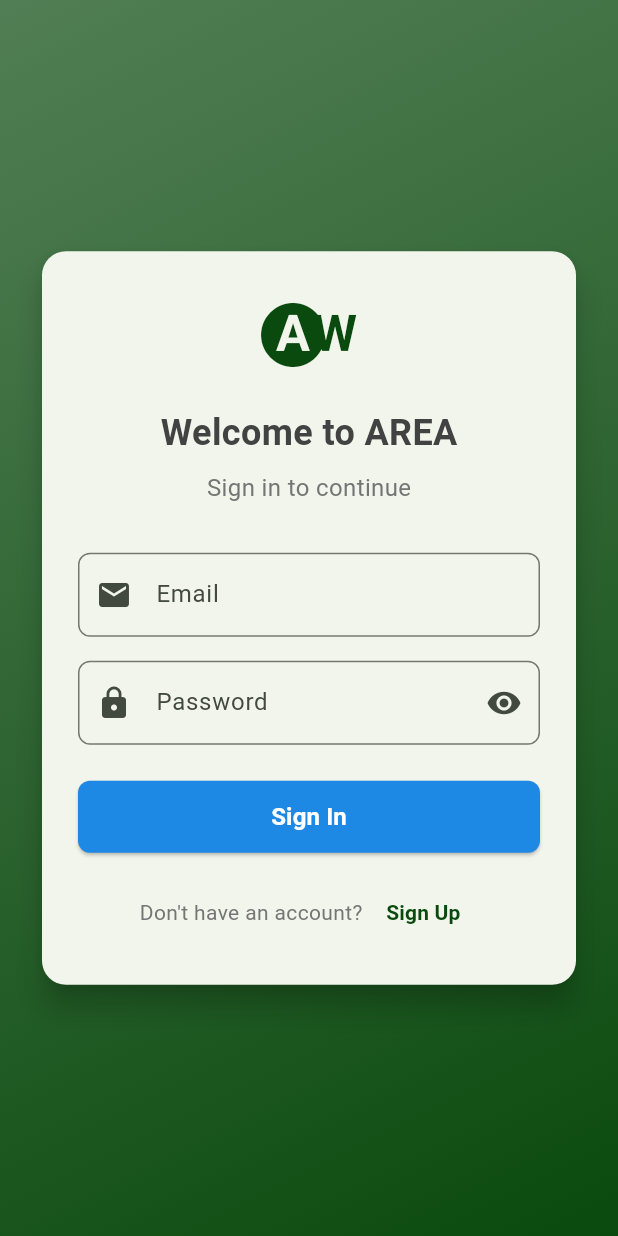
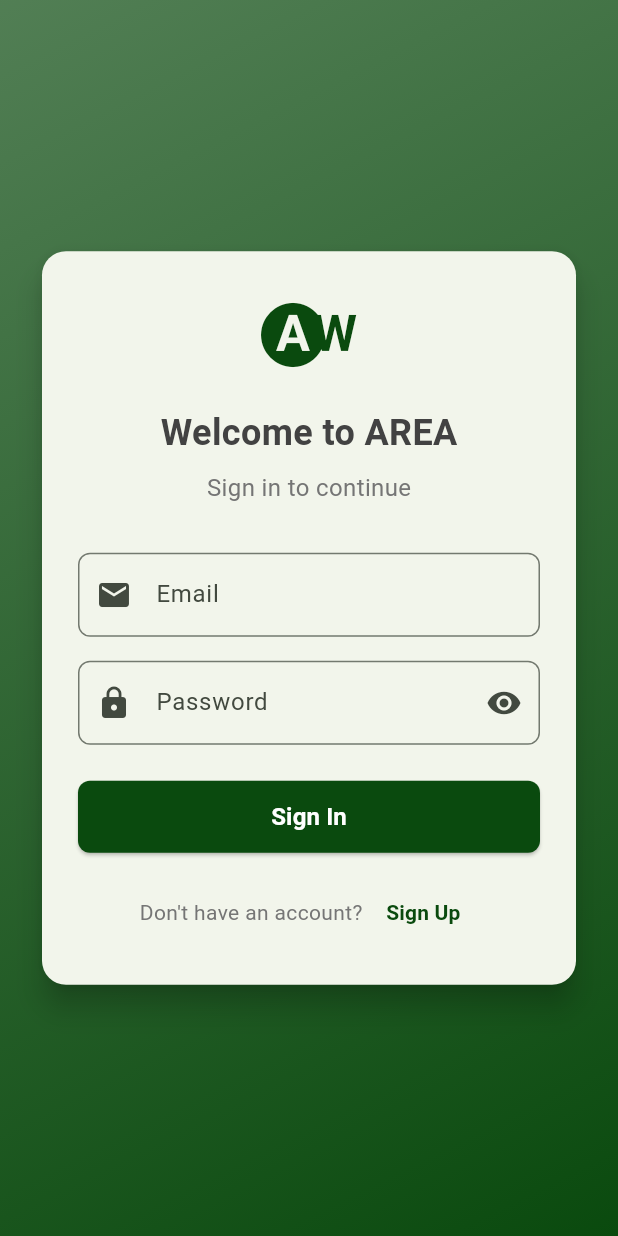
Before and after one commit to Area-MLJ/AREA-REPO, a Flutter app: the screen it shows after launch, on a phone screen of 412 x 824 dp. Run offline on Flutter 3.47's test engine with Material 3 defaults, Android fonts, the phone set to English and light mode, and no system bars; our stand-ins replace shared_preferences; accounts and stored records are empty.

Commit message:
Update frontend/mobile/lib/screens/auth/login_screen.dart
Co-authored-by: Copilot <175728472+Copilot@users.noreply.github.com>

```diff
--- a/frontend/mobile/lib/screens/auth/login_screen.dart
+++ b/frontend/mobile/lib/screens/auth/login_screen.dart
@@ -159,7 +159,7 @@ class _LoginScreenState extends State<LoginScreen> {
                               child: ElevatedButton(
                                 onPressed: authProvider.isLoading ? null : _login,
                                 style: ElevatedButton.styleFrom(
-                                  backgroundColor: Colors.blue[600],
+                                  backgroundColor: const Color(0xFF0A4A0E),
                                   shape: RoundedRectangleBorder(
                                     borderRadius: BorderRadius.circular(8),
                                   ),
```
